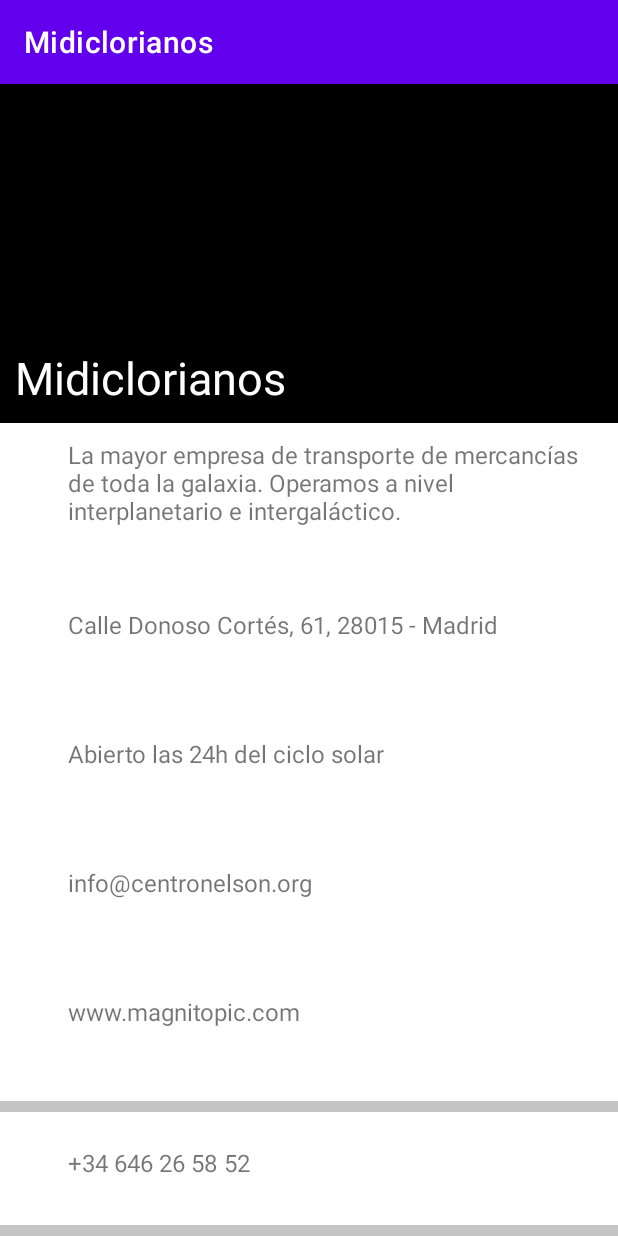
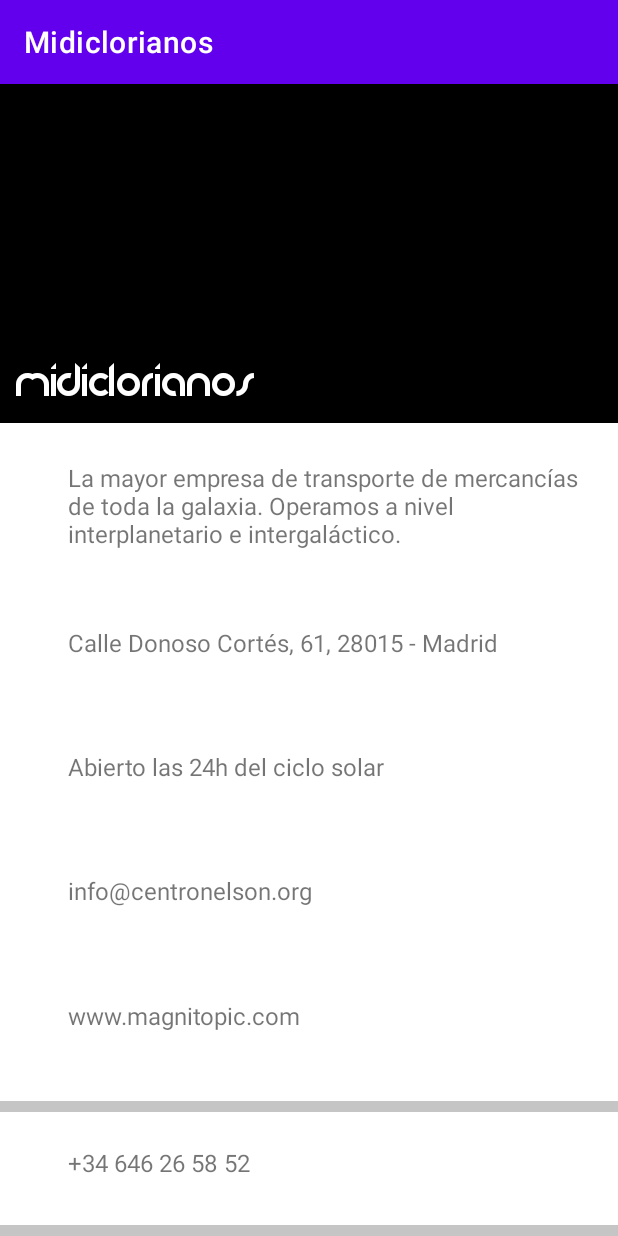
Before and after one commit to magnitopic/MiniProyectBusiness, an Android app: the screen it shows after launch (MainActivity), on a phone screen of 412 x 824 dp. Run offline under Robolectric (Android 15) with nearby library versions, the phone set to English and light mode, and no system bars.

Commit message:
new font for main title

```diff
--- a/app/src/main/java/com/example/miniproyectbusiness/MainActivity.kt
+++ b/app/src/main/java/com/example/miniproyectbusiness/MainActivity.kt
@@ -1,11 +1,18 @@
 package com.example.miniproyectbusiness
 
+import android.graphics.Typeface
 import androidx.appcompat.app.AppCompatActivity
 import android.os.Bundle
+import android.widget.TextView
 
 class MainActivity : AppCompatActivity() {
     override fun onCreate(savedInstanceState: Bundle?) {
         super.onCreate(savedInstanceState)
         setContentView(R.layout.activity_main)
+
+        // cambio de fonts
+        val mainTitle : TextView = findViewById<TextView>(R.id.mainTitle)
+        val face : Typeface = Typeface.createFromAsset(assets, "fonts/JKAbode-Demo.ttf")
+        mainTitle.typeface = face
     }
 }
--- a/app/src/main/res/layout/activity_main.xml
+++ b/app/src/main/res/layout/activity_main.xml
@@ -16,16 +16,16 @@
         android:background="@color/black">
 
         <ImageView
-            android:id="@+id/imageView"
+            android:id="@+id/mainImage"
             android:layout_width="wrap_content"
             android:layout_height="wrap_content"
             android:alpha="0.5"
             android:contentDescription="@string/imageDescription"
             android:scaleType="centerCrop"
-            tools:srcCompat="@drawable/jawa" />
+            tools:srcCompat="@drawable/Jawa" />
 
         <TextView
-            android:id="@+id/textview"
+            android:id="@+id/mainTitle"
             android:layout_width="wrap_content"
             android:layout_height="wrap_content"
             android:layout_marginStart="10dp"
@@ -50,6 +50,7 @@
             android:layout_width="match_parent"
             android:layout_height="0dp"
             android:layout_weight=".24"
+            android:layout_marginTop="15dp"
             android:id="@+id/desc"
             android:padding="10dp">
 
```
Also changed, not shown: app/src/main/assets/fonts/JKAbode-Demo.ttf (added).
